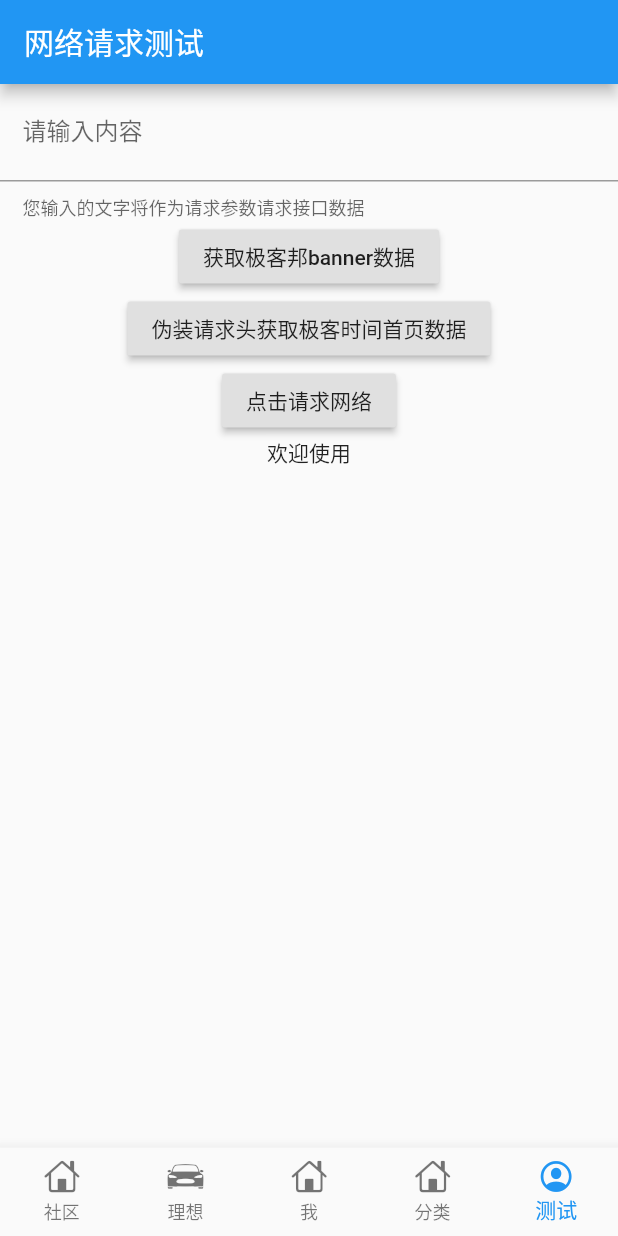
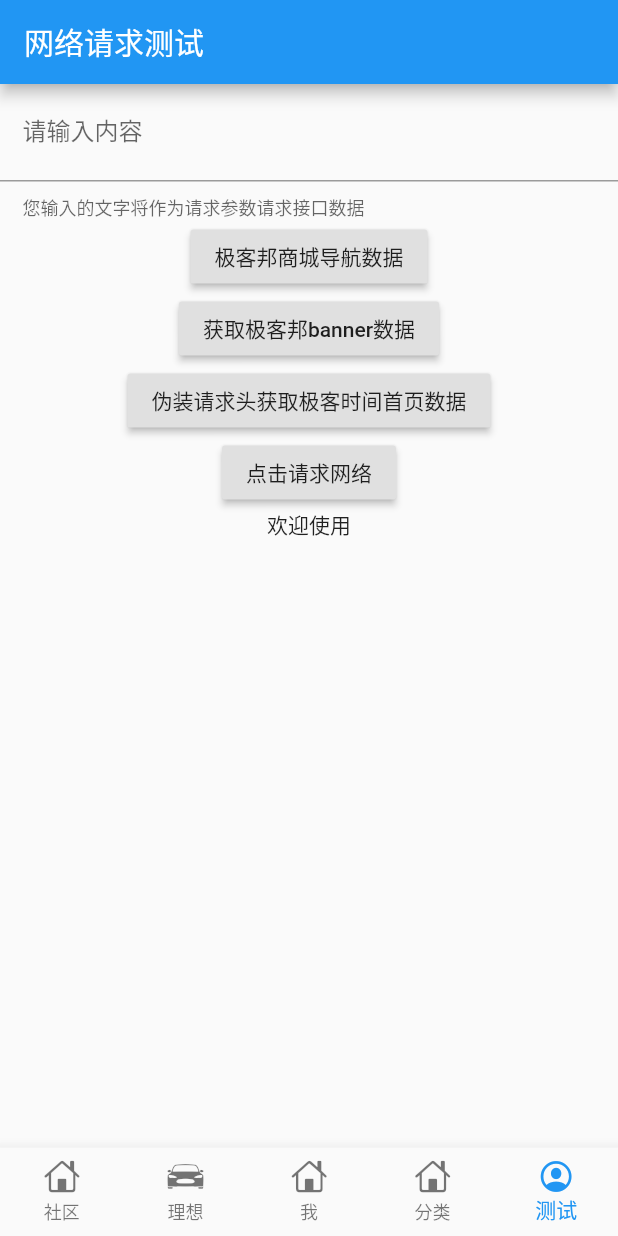
Before and after one commit to aTreey/Flutter, a Flutter app: the screen it shows after launch, item 5 of the bottom bar chosen, on a phone screen of 412 x 824 dp. Run offline on Flutter 3.47's test engine with Material 2 defaults, Android fonts, the phone set to English and light mode, and no system bars; our stand-ins replace dio, flutter_screenutil, flutter_swiper; network calls fail; statements that could not run were skipped.

Commit message:
顶部导航控件UI

```diff
--- a/lib/config/serviceUrl.dart
+++ b/lib/config/serviceUrl.dart
@@ -4,7 +4,7 @@ const serviceBaseUrl='https://time.geekbang.org';
 const servicePath={
   'newAll': serviceBaseUrl + '/serv/v1/column/newAll',
   'bannerList': serviceBaseUrl + '/serv/v2/explore/getBannerList',
-
+  'topNavList' : 'https://h5.youzan.com/wscshop/showcase/goodsList.json?tagId=&page=1&pageSize=6&goodsIds=482663434%2C486923101%2C448154173%2C482663534%2C472810343%2C482667421&goodsFrom=0&isAdv=0&offlineId=0&goodsNumber=6',
   'community': serviceBaseUrl+''
 };
 
--- a/lib/index_page.dart
+++ b/lib/index_page.dart
@@ -5,6 +5,7 @@ import 'package:app_flutter/community_page.dart';
 import 'package:app_flutter/home_page.dart';
 import 'package:app_flutter/profile_page.dart';
 import 'package:app_flutter/test_page.dart';
+import 'package:flutter_screenutil/flutter_screenutil.dart';
 
 class IndexPage extends StatefulWidget {
   @override
@@ -60,6 +61,20 @@ class _IndexPageState extends State<IndexPage> {
 
   @override
   Widget build(BuildContext context) {
+
+    // 初始化设置适配尺寸
+    ScreenUtil.instance=ScreenUtil(width: 750, height: 1334)..init(context);
+    print('屏幕宽度：${ScreenUtil.screenWidth}');
+    print('屏幕高度：${ScreenUtil.screenHeight}');
+    print('设备像素密度：${ScreenUtil.pixelRatio}');
+    print('状态栏高度:${ScreenUtil.statusBarHeight}px');
+    print('底部安全区距离:${ScreenUtil.bottomBarHeight}');
+    print('实际宽度的dp与设计稿px的比例:${ScreenUtil.getInstance().scaleWidth}');
+    print('实际高度的dp与设计稿px的比例:${ScreenUtil.getInstance().scaleHeight}');
+    print('宽度和字体相对于设计稿放大的比例:${ScreenUtil.getInstance().scaleWidth * ScreenUtil.pixelRatio}');
+    print('高度相对于设计稿放大的比例:${ScreenUtil.getInstance().scaleHeight * ScreenUtil.pixelRatio}');
+    print('系统的字体缩放比例:${ScreenUtil.textScaleFactory}');
+
     return Scaffold(
       backgroundColor: Color.fromRGBO(244, 245, 245, 1.0),
       bottomNavigationBar: BottomNavigationBar(
--- a/lib/test_page.dart
+++ b/lib/test_page.dart
@@ -39,6 +39,10 @@ class _TestState extends State<TestPage> {
               ),
 
               RaisedButton(
+                onPressed: _geekH5TopNavList,
+                child: Text('极客邦商城导航数据'),
+              ),
+              RaisedButton(
                 onPressed: _geeKBangBannerList,
                 child: Text('获取极客邦banner数据'),
               ),
@@ -68,6 +72,13 @@ class _TestState extends State<TestPage> {
     );
   }
 
+  void _geekH5TopNavList(){
+    getTopNavListData().then((value){
+      setState(() {
+        showTextStr=value['data'].toString();
+      });
+    });
+  }
 
   void _geeKBangBannerList(){
     getGeekBangListData().then((value){
--- a/pubspec.yaml
+++ b/pubspec.yaml
@@ -25,6 +25,7 @@ dependencies:
   cupertino_icons: ^0.1.2
   dio: ^2.1.13
   flutter_swiper: ^1.1.6
+  flutter_screenutil: ^0.5.3
 
 dev_dependencies:
   flutter_test:
```
Also changed, not shown: lib/config/httpHeader.dart (+13 -0 lines), lib/home_page.dart (+57 -10 lines), lib/service/service_data.dart (+16 -0 lines), 1 other file.
